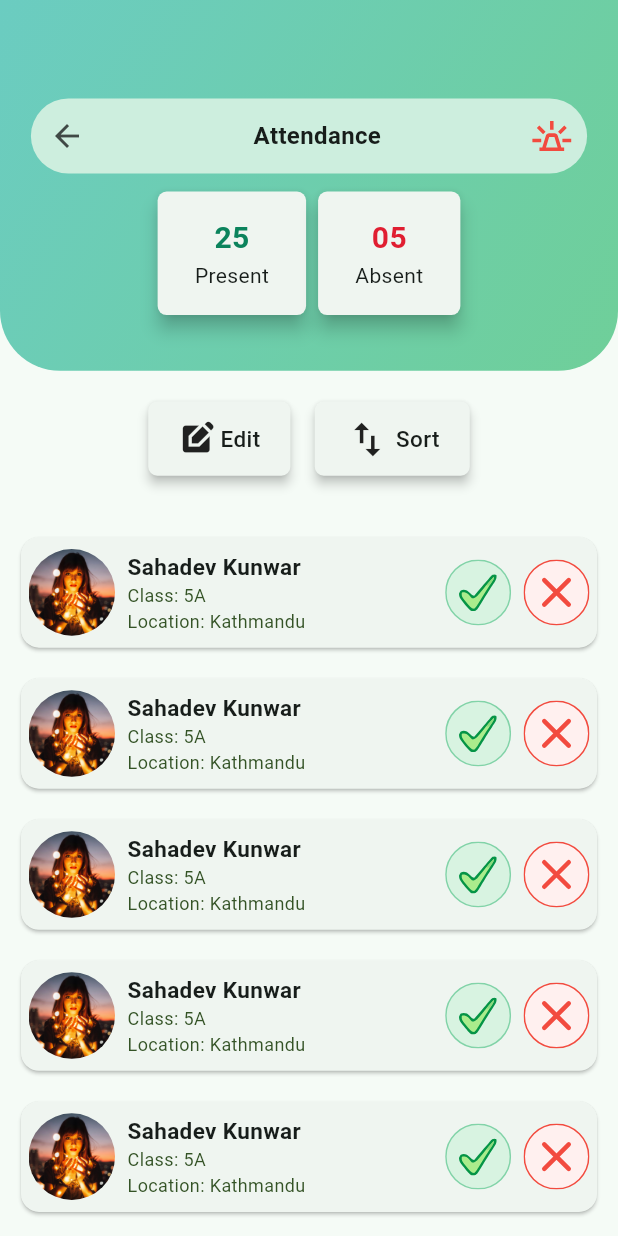
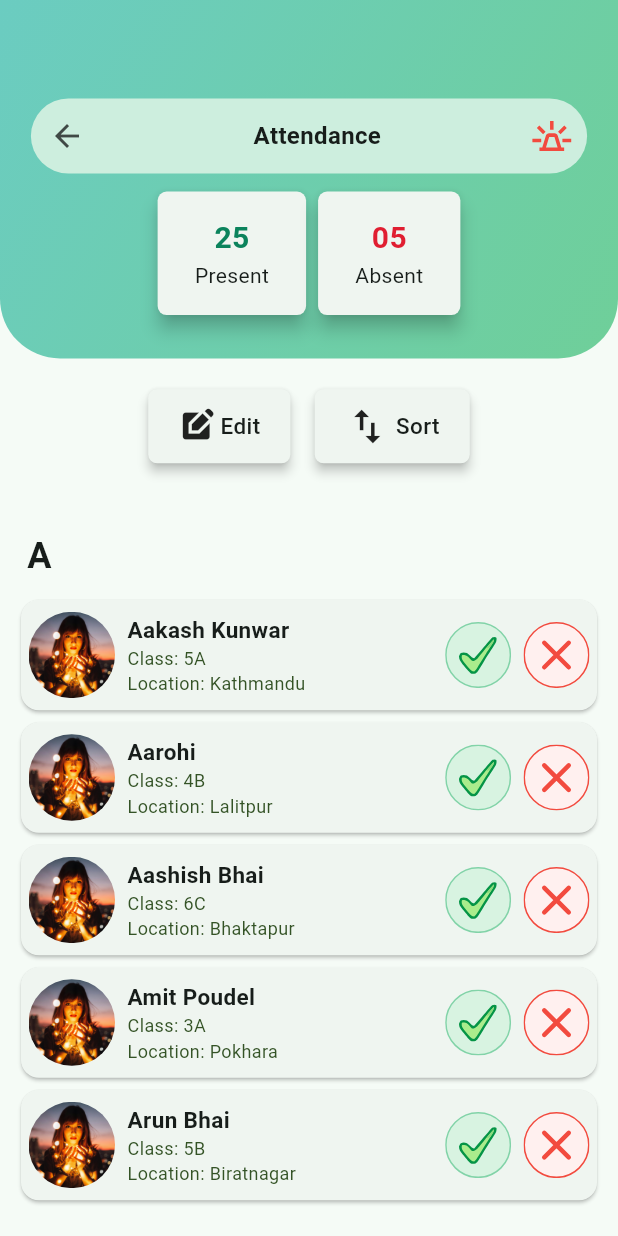
Before and after one commit to webstudioflutter/sms-driver, a Flutter app: the screen it shows after launch, after a tap on "Attendance", on a phone screen of 412 x 824 dp. Run offline on Flutter 3.47's test engine with Material 3 defaults, Android fonts, the phone set to English and light mode, and no system bars; our stand-ins replace device_preview, dotted_border, flutter_svg, google_maps_flutter, image_picker; network calls fail.

Commit message:
added attendacne ui and my account ui

```diff
--- a/lib/screen/dashboard/attendance/attendance.dart
+++ b/lib/screen/dashboard/attendance/attendance.dart
@@ -1,21 +1,119 @@
+// lib/attendance.dart
 import 'package:driver_app/core/utils/util.dart';
 import 'package:driver_app/core/widgets/page_title_bar.dart';
 import 'package:flutter/material.dart';
 import 'package:flutter_svg/svg.dart';
 
-class Attendance extends StatelessWidget {
+class Attendance extends StatefulWidget {
   const Attendance({super.key});
+
+  @override
+  _AttendanceState createState() => _AttendanceState();
+}
+
+class _AttendanceState extends State<Attendance> {
+  Map<String, List<Map<String, String>>> contacts = {
+    'A': [
+      {'name': 'Aakash Kunwar', 'class': '5A', 'location': 'Kathmandu'},
+      {'name': 'Aarohi', 'class': '4B', 'location': 'Lalitpur'},
+      {'name': 'Aashish Bhai', 'class': '6C', 'location': 'Bhaktapur'},
+      {'name': 'Amit Poudel', 'class': '3A', 'location': 'Pokhara'},
+      {'name': 'Arun Bhai', 'class': '5B', 'location': 'Biratnagar'},
+    ],
+    'B': [
+      {'name': 'Bage', 'class': '4A', 'location': 'Chitwan'},
+      {'name': 'Bed', 'class': '7A', 'location': 'Janakpur'},
+      {'name': 'Bharat Fupaju', 'class': '5C', 'location': 'Hetauda'},
+      {'name': 'Bharat Sathi', 'class': '6A', 'location': 'Dharan'},
+    ],
+    'C': [
+      {'name': 'Chandan', 'class': '6B', 'location': 'Mahendranagar'},
+      {'name': 'Chandravardana', 'class': '7B', 'location': 'Nagarjuna'},
+      {'name': 'Chandravani', 'class': '3B', 'location': 'Rameshwaram'},
+    ],
+    'D': [
+      {'name': 'Dilip', 'class': '2A', 'location': 'Butwal'},
+      {'name': 'Divya', 'class': '3C', 'location': 'Nepalgunj'},
+      {'name': 'Dinesh', 'class': '4C', 'location': 'Rajbirajanagar'},
+    ],
+  };
+
+  bool sortByName = false;
+  bool sortByLocation = false;
+
+  void sortContacts() {
+    contacts.forEach((letter, namesList) {
+      if (sortByName) {
+        namesList.sort((a, b) => a['name']!.compareTo(b['name']!));
+      } else if (sortByLocation) {
+        namesList.sort((a, b) => a['location']!.compareTo(b['location']!));
+      }
+    });
+  }
+
+  void showSortDialog(BuildContext context) {
+    showDialog(
+      context: context,
+      builder: (BuildContext context) {
+        return AlertDialog(
+          title: const Align(
+            alignment: Alignment.center,
+            child: Text('Sort By'),
+          ),
+          content: Column(
+            mainAxisSize: MainAxisSize.min,
+            children: [
+              CheckboxListTile(
+                title: const Text('By Name'),
+                value: sortByName,
+                onChanged: (bool? value) {
+                  setState(() {
+                    sortByName = value ?? false;
+                    sortByLocation =
+                        false; // Uncheck location if name is selected
+                    sortContacts();
+                  });
+                  Navigator.of(context).pop();
+                },
+              ),
+              CheckboxListTile(
+                title: const Text('By Location'),
+                value: sortByLocation,
+                onChanged: (bool? value) {
+                  setState(() {
+                    sortByLocation = value ?? false;
+                    sortByName = false; // Uncheck name if location is selected
+                    sortContacts();
+                  });
+                  Navigator.of(context).pop();
+                },
+              ),
+            ],
+          ),
+          actions: [
+            TextButton(
+              onPressed: () {
+                Navigator.of(context).pop();
+              },
+              child: const Text('Close'),
+            ),
+          ],
+        );
+      },
+    );
+  }
 
   @override
   Widget build(BuildContext context) {
     return Scaffold(
       appBar: PreferredSize(
-        preferredSize: Size.fromHeight(MediaQuery.sizeOf(context).height * 0.3),
+        preferredSize:
+            Size.fromHeight(MediaQuery.sizeOf(context).height * 0.29),
         child: Stack(
           clipBehavior: Clip.none,
           children: [
             Container(
-              height: MediaQuery.sizeOf(context).height * 0.3,
+              height: MediaQuery.sizeOf(context).height * 0.29,
               decoration: const BoxDecoration(
                   gradient: LinearGradient(
                     colors: [Color(0xff6bccc1), Color(0xff6fcf99)],
@@ -108,8 +206,6 @@ class Attendance extends StatelessWidget {
         child: Column(
           children: [
             SizedBox(height: getHeight(context) * 0.02),
-
-            ///Edit and Sort
             Row(
               mainAxisAlignment: MainAxisAlignment.center,
               children: [
@@ -169,29 +265,30 @@ class Attendance extends StatelessWidget {
             ),
             SizedBox(height: getHeight(context) * 0.04),
             Expanded(
-              child: ListView.separated(
-                itemCount: 10,
+              child: ListView.builder(
+                itemCount: contacts.length,
                 itemBuilder: (context, index) {
-                  return Card(
+                  String letter = contacts.keys.elementAt(index);
+                  List<Map<String, String>> names = contacts[letter]!;
+                  return Column(
+                    crossAxisAlignment: CrossAxisAlignment.start,
+                    children: [
+                      Padding(
+                        padding: const EdgeInsets.all(8.0),
+                        child: Text(
+                          letter,
+                          style: const TextStyle(
+                            fontSize: 24,
+                            fontWeight: FontWeight.bold,
+                          ),
+                        ),
+                      ),
+                      ...names.map((contact) => Card(
                             child: Padding(
                               padding: const EdgeInsets.symmetric(
                                   horizontal: 5.0, vertical: 8),
                               child: Row(
                                 children: [
-                          // Container(
-                          //   decoration: const BoxDecoration(
-                          //     shape: BoxShape.circle,
-                          //   ),
-                          //   child: ClipOval(
-                          //     child: Image.asset(
-                          //       'assets/images/fake_profile.jpg',
-                          //       height: getHeight(context) * 0.07,
-                          //       width: getHeight(context) * 0.07,
-                          //       fit: BoxFit.cover,
-                          //     ),
-                          //   ),
-                          // ),
-
                                   ClipOval(
                                     child: Image.asset(
                                       'assets/images/fake_profile.jpg',
@@ -200,28 +297,28 @@ class Attendance extends StatelessWidget {
                                       fit: BoxFit.cover,
                                     ),
                                   ),
-
                                   SizedBox(width: getHeight(context) * 0.01),
-                          const Column(
-                            crossAxisAlignment: CrossAxisAlignment.start,
+                                  Column(
+                                    crossAxisAlignment:
+                                        CrossAxisAlignment.start,
                                     children: [
                                       Text(
-                                'Sahadev Kunwar',
-                                style: TextStyle(
+                                        contact['name']!,
+                                        style: const TextStyle(
                                           fontSize: 15,
                                           fontWeight: FontWeight.bold,
                                         ),
                                       ),
                                       Text(
-                                'Class: 5A',
-                                style: TextStyle(
+                                        'Class: ${contact['class']}',
+                                        style: const TextStyle(
                                           fontSize: 12,
                                           color: Color(0xff345326),
                                         ),
                                       ),
                                       Text(
-                                'Location: Kathmandu',
-                                style: TextStyle(
+                                        'Location: ${contact['location']}',
+                                        style: const TextStyle(
                                           fontSize: 12,
                                           color: Color(0xff345326),
                                         ),
@@ -229,16 +326,18 @@ class Attendance extends StatelessWidget {
                                     ],
                                   ),
                                   const Spacer(),
-                          SvgPicture.asset('assets/svg_images/present.svg'),
+                                  SvgPicture.asset(
+                                      'assets/svg_images/present.svg'),
                                   SizedBox(width: getHeight(context) * 0.01),
-                          SvgPicture.asset('assets/svg_images/absent.svg'),
+                                  SvgPicture.asset(
+                                      'assets/svg_images/absent.svg'),
                                 ],
                               ),
                             ),
+                          )),
+                      SizedBox(height: getHeight(context) * 0.015),
+                    ],
                   );
-                },
-                separatorBuilder: (context, index) {
-                  return SizedBox(height: getHeight(context) * 0.015);
                 },
               ),
             ),
@@ -247,52 +346,4 @@ class Attendance extends StatelessWidget {
       ),
     );
   }
-
-  void showSortDialog(BuildContext context) {
-    showDialog(
-      context: context,
-      builder: (BuildContext context) {
-        return AlertDialog(
-          title: const Align(
-            alignment: Alignment.center,
-            child: Text('Sort By'),
-          ),
-          content: Column(
-            mainAxisSize: MainAxisSize.min,
-            children: [
-              CheckboxListTile(
-                title: const Text('By Name'),
-                value: true, // Set to true for demonstration
-                onChanged: (bool? value) {
-                  // Handle change
-                },
-              ),
-              CheckboxListTile(
-                title: const Text('By Location'),
-                value: false,
-                onChanged: (bool? value) {
-                  // Handle change
-                },
-              ),
-              CheckboxListTile(
-                title: const Text('By Name'),
-                value: false,
-                onChanged: (bool? value) {
-                  // Handle change
-                },
-              ),
-            ],
-          ),
-          actions: [
-            TextButton(
-              onPressed: () {
-                Navigator.of(context).pop();
-              },
-              child: const Text('Close'),
-            ),
-          ],
-        );
-      },
-    );
 }
-}
--- a/lib/screen/dashboard/home_drawer.dart
+++ b/lib/screen/dashboard/home_drawer.dart
@@ -111,8 +111,8 @@ class HomePageDrawer extends StatelessWidget {
   Widget _buildDrawerOptions(BuildContext context) {
     return ListView(
       padding: const EdgeInsets.only(left: 8.0),
-      children: const [
-        DrawerCard(
+      children: [
+        const DrawerCard(
           svgAsset: 'assets/svg_images/drawer/home.svg',
           imageColor: Colors.white,
           label: 'Home',
@@ -123,32 +123,32 @@ class HomePageDrawer extends StatelessWidget {
           label: 'Attendance',
           destination: Attendance(),
         ),
-        DrawerCard(
+        const DrawerCard(
           svgAsset: 'assets/svg_images/location.svg',
           label: 'Live Overview',
           // destination: AssignmentScreen(),
         ),
-        DrawerCard(
+        const DrawerCard(
           svgAsset: 'assets/svg_images/drawer/maintenance.svg',
           label: 'Maintenance',
           // destination: AssignmentScreen(),
         ),
-        DrawerCard(
+        const DrawerCard(
           svgAsset: 'assets/svg_images/drawer/fuel-tracking.svg',
           label: 'Fuel Tracking',
           destination: FuelTrackingMain(),
         ),
-        DrawerCard(
+        const DrawerCard(
           svgAsset: 'assets/svg_images/drawer/servicing.svg',
           label: 'Servicing',
           destination: ServicingMain(),
         ),
-        DrawerCard(
+        const DrawerCard(
           svgAsset: 'assets/svg_images/drawer/servicing.svg',
           label: 'Bill Upload',
           destination: BillMain(),
         ),
-        DrawerCard(
+        const DrawerCard(
           svgAsset: 'assets/svg_images/drawer/quick-call.svg',
           label: 'Quick Call',
           // destination: AssignmentScreen(),
--- a/lib/screen/dashboard/home_page.dart
+++ b/lib/screen/dashboard/home_page.dart
@@ -72,7 +72,7 @@ class _HomePageState extends State<HomePage> {
               Navigator.push(
                 context,
                 MaterialPageRoute(
-                  builder: (context) => const Attendance(),
+                  builder: (context) => Attendance(),
                 ),
               );
             },
```
Lines whose indentation alone changed are shown as unchanged.
